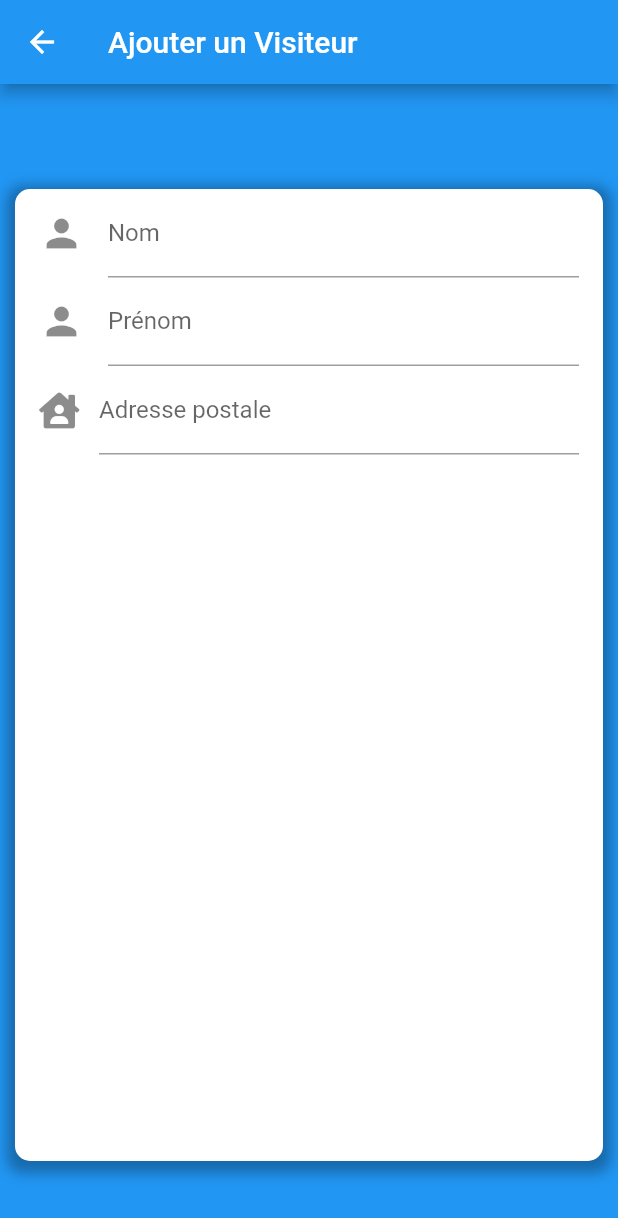
After one commit to Hisoka974/Appli_Mobile_GSB, a Flutter app: the AjouterVisiteur screen opened directly, on a phone screen of 412 x 824 dp. The commit adds this screen. Shown: the top 1218 px of the screen. Run offline on Flutter 3.47's test engine with Material 2 defaults, Android fonts, the phone set to English and light mode, and no system bars; our stand-ins replace badges, fluttertoast, font_awesome_flutter, sqflite, string_validator; accounts and stored records are empty.

Commit message:
31/05/2020 :
-Création formulaire d'ajout de visiteur

```diff
--- a/lib/Modèles/Visiteur.dart
+++ b/lib/Modèles/Visiteur.dart
@@ -72,9 +72,4 @@ int get objAnnuel => _objAnnuel;
     this._objAnnuel = obj;
   }
 
-
-
-
-
-
 }
--- a/lib/vues/Connexion.dart
+++ b/lib/vues/Connexion.dart
@@ -20,8 +20,10 @@ class _Connexion extends State<Connexion> {
   @override
   Widget build(BuildContext context) {
 
+
     //Fonction pour fermer l'application
     Future<bool> _fermerAppli() {
+
 
       return showDialog(context: context, builder:
           (context) => AlertDialog(
@@ -33,6 +35,7 @@ class _Connexion extends State<Connexion> {
             textColor: Colors.white,
             child: Text('Oui'),
             onPressed: (){
+              bdd.fermerConnexion();
               SystemNavigator.pop();
             },
           ),
--- /dev/null
+++ b/lib/vues/ajouterVisiteur.dart
@@ -0,0 +1,191 @@
+import 'package:flutter/cupertino.dart';
+import 'package:flutter/rendering.dart';
+import 'package:font_awesome_flutter/font_awesome_flutter.dart';
+import 'package:string_validator/string_validator.dart';
+import '../Modèles/fonctions.dart';
+import 'package:flutter/material.dart';
+import '../Bdd/bdd.dart';
+
+
+class AjouterVisiteur extends StatefulWidget {
+  @override
+  _AjouterVisiteur createState() => _AjouterVisiteur();
+}
+
+class _AjouterVisiteur extends State<AjouterVisiteur> {
+
+  static BaseDeDonnees bdd = BaseDeDonnees.OuvrirConnexion;
+  final _frmConnexion = GlobalKey<FormState>();
+
+
+
+  @override
+  Widget build(BuildContext context) {
+
+    //Variables qui serviront à récupérer le texte des tb
+    var _tbNom, _tbPrenom, _tbEmail, _tbTel, _tbAdr, _tbDob, _tbObj = TextEditingController();
+
+
+
+
+    //Définitions des textboxs
+    final tbNom =TextFormField(
+      controller: _tbNom,
+      validator: (value){
+        if(value.isEmpty){
+          return('Veuillez entrez un nom') ;
+        }
+        return null;
+      },
+
+      onSaved: (String value){
+
+      },
+
+
+      decoration: InputDecoration(
+        labelText:'Nom',
+        icon: Icon(Icons.person,size: 30)
+      ),
+    );
+
+    final tbPrenom =TextFormField(
+      controller: _tbPrenom,
+      validator: (value){
+        if(value.isEmpty){
+          return('Veuillez entrez un prénom') ;
+        }
+        return null;
+      },
+      decoration: InputDecoration(
+          labelText:'Prénom',
+          icon: Icon(Icons.person,size: 30)
+      ),
+    );
+
+    final tbEmail =TextFormField(
+      controller: _tbEmail,
+      validator: (value){
+        if(value.isEmpty){
+          return('Veuillez entrez un e-mail') ;
+        }
+        return null;
+      },
+      decoration: InputDecoration(
+          labelText:'E-mail',
+          icon: Icon(Icons.email,size: 30)
+      ),
+    );
+
+    final tbTel =TextFormField(
+      controller: _tbTel,
+      validator: (value){
+        if(value.isEmpty){
+          return('Veuillez entrez un numéro de téléphone') ;
+        }
+        return null;
+      },
+      decoration: InputDecoration(
+          labelText:'Téléphone',
+          icon: Icon(Icons.phone_android,size: 30)
+      ),
+    );
+
+    final tbAdr =TextFormField(
+      controller: _tbAdr,
+      validator: (value){
+        if(value.isEmpty){
+          return('Veuillez entrez une adresse postale') ;
+        }
+        return null;
+      },
+      decoration: InputDecoration(
+          labelText:'Adresse postale',
+          icon: Icon(FontAwesomeIcons.houseUser)
+      ),
+    );
+
+    final tbDateNaiss =TextFormField(
+      controller: _tbDob,
+      validator: (value){
+        if(value.isEmpty){
+          return('Veuillez entrez une date de naissance') ;
+        }
+        return null;
+      },
+      decoration: InputDecoration(
+          labelText:'Date de naissance',
+          icon: Icon(FontAwesomeIcons.calendar)
+      ),
+    );
+
+    final tbObjAnn =TextFormField(
+      controller: _tbObj,
+      validator: (value){
+        if(value.isEmpty){
+          return('Veuillez entrez un objectif annuel') ;
+        }
+        return null;
+      },
+      decoration: InputDecoration(
+          labelText:'Objectif annuel',
+          icon: Icon(Icons.assessment)
+      ),
+    );
+
+
+
+
+
+
+
+
+
+
+
+    return
+        Form(
+          key:_frmConnexion ,
+          child: Scaffold(
+            backgroundColor: Colors.blue,
+            appBar: AppBar(
+            title: Text('Ajouter un Visiteur'),
+            ),
+            body: Center(
+                  child: Container(
+                    margin: EdgeInsets.only(left: 10, top: 70, right: 10, bottom: 50),
+                    decoration: BoxDecoration(
+                      color: Colors.white,
+                      borderRadius: BorderRadius.only(
+                          topLeft: Radius.circular(10),
+                          topRight: Radius.circular(10),
+                          bottomLeft: Radius.circular(10),
+                          bottomRight: Radius.circular(10)
+                      ),
+
+                      boxShadow: [
+                        BoxShadow(
+                          color: Colors.black.withOpacity(0.3),
+                          spreadRadius: 5,
+                          blurRadius: 7,
+                          offset: Offset(0, 3), // changes position of shadow
+                        ),
+                      ],
+
+                    ),
+
+                    //On vient ajouter toutes les textboxs
+                    child: ListView(
+                      padding: const EdgeInsets.symmetric(horizontal: 16.0),
+                      children: <Widget>[
+                        tbNom,
+                        tbPrenom,
+                        tbAdr
+                      ],
+                    ),
+                  ),
+            ),
+          ),
+        );
+  }
+}
--- a/pubspec.yaml
+++ b/pubspec.yaml
@@ -22,6 +22,9 @@ dependencies:
   sqflite: any
   path_provider: any
   fluttertoast: ^3.1.0
+  badges: ^1.1.1
+  font_awesome_flutter: ^8.8.1
+  string_validator: ^0.1.4
 
 
   flutter_launcher_icons: ^0.7.0
```
Also changed, not shown: lib/vues/menu.dart (+24 -22 lines), pubspec.lock.
